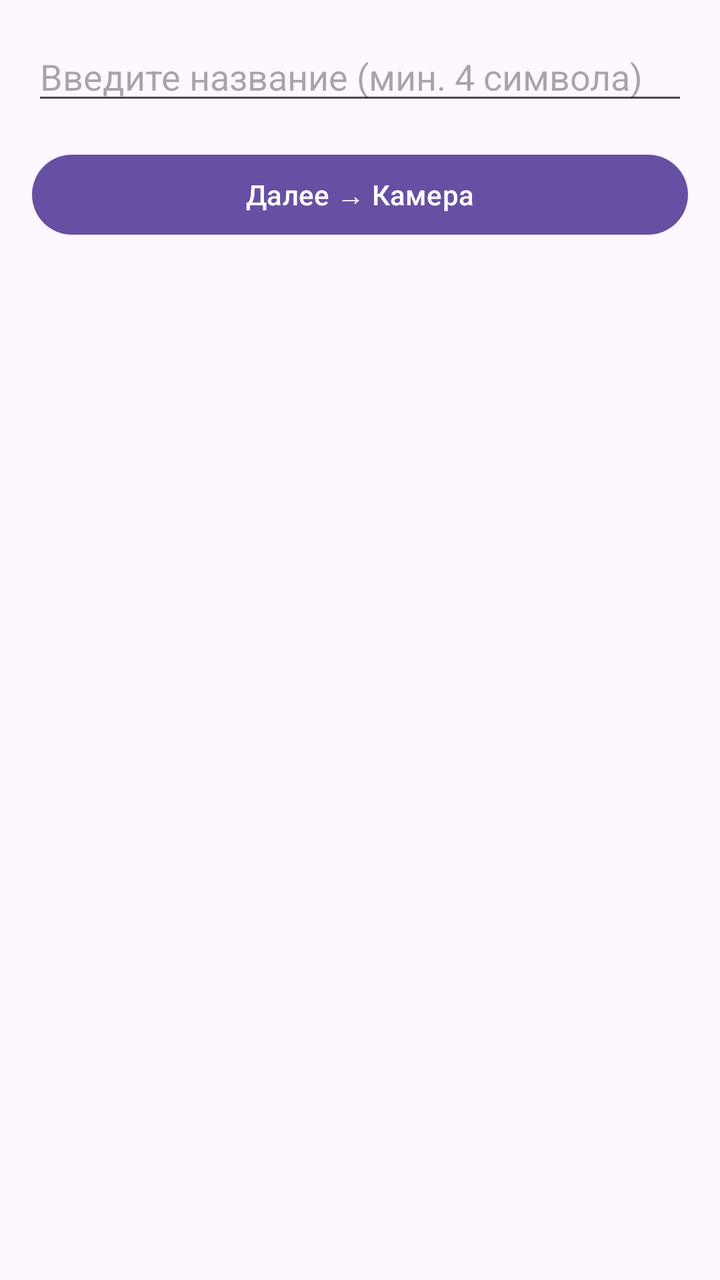
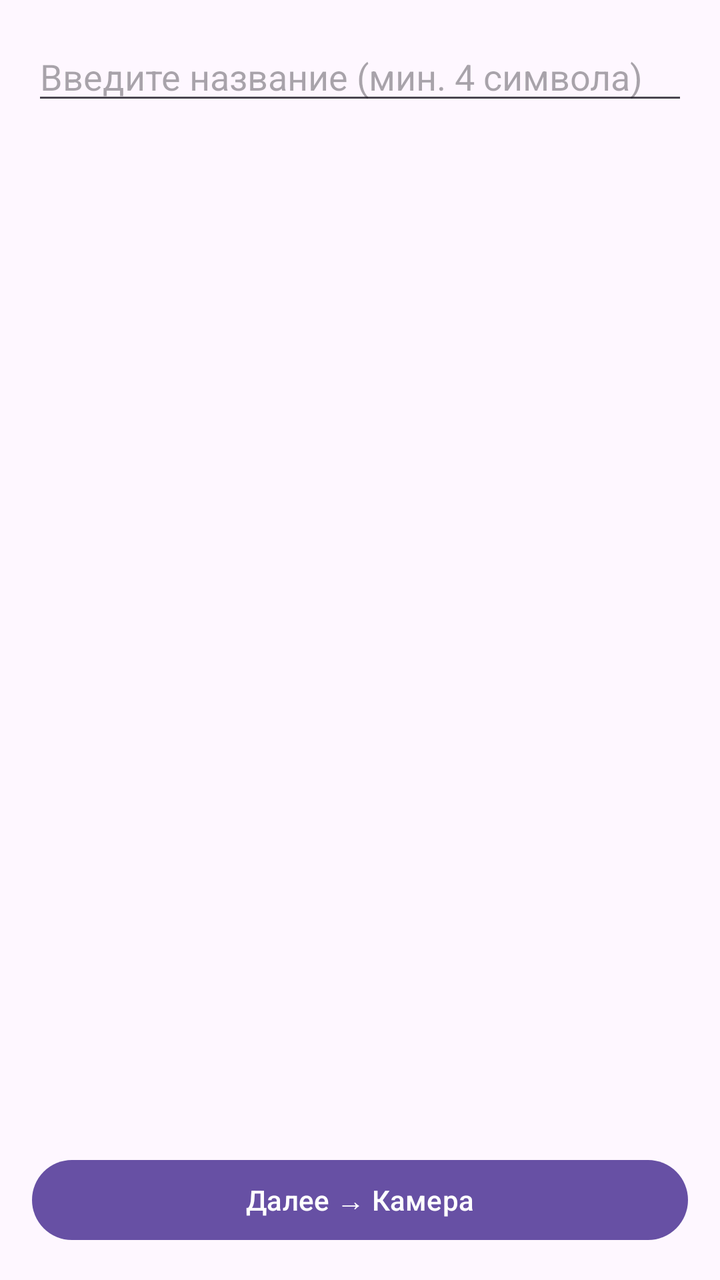

The first picture is an Android layout as it rendered before a commit; the second is the same layout after the commit. The layout source and the unified diff follow.
<!-- AndroidManifest.xml: application theme Theme.Material3.DayNight.NoActionBar -->
<!-- res/layout/activity_search.xml -->
<?xml version="1.0" encoding="utf-8"?>
<LinearLayout xmlns:android="http://schemas.android.com/apk/res/android"
    android:layout_width="match_parent"
    android:layout_height="match_parent"
    android:orientation="vertical"
    android:padding="16dp">

    <AutoCompleteTextView
        android:id="@+id/autoComplete"
        android:layout_width="match_parent"
        android:layout_height="wrap_content"
        android:hint="Введите название (мин. 4 символа)"
        android:completionThreshold="1" />

    <Button
        android:id="@+id/btnNext"
        android:layout_width="match_parent"
        android:layout_height="wrap_content"
        android:layout_marginTop="16dp"
        android:text="Далее → Камера" />
</LinearLayout>
<!-- resources referenced by this layout -->
<resources>

</resources>

<!-- the commit's change to res/layout/activity_search.xml (unified diff, before → after) -->
@@ -5,17 +5,24 @@
     android:orientation="vertical"
     android:padding="16dp">
 
-    <AutoCompleteTextView
-        android:id="@+id/autoComplete"
+    <EditText
+        android:id="@+id/etQuery"
         android:layout_width="match_parent"
         android:layout_height="wrap_content"
         android:hint="Введите название (мин. 4 символа)"
-        android:completionThreshold="1" />
+        android:inputType="text" />
+
+    <androidx.recyclerview.widget.RecyclerView
+        android:id="@+id/rvResults"
+        android:layout_width="match_parent"
+        android:layout_height="0dp"
+        android:layout_weight="1"
+        android:layout_marginTop="8dp" />
 
     <Button
         android:id="@+id/btnNext"
         android:layout_width="match_parent"
         android:layout_height="wrap_content"
-        android:layout_marginTop="16dp"
+        android:layout_marginTop="8dp"
         android:text="Далее → Камера" />
 </LinearLayout>
